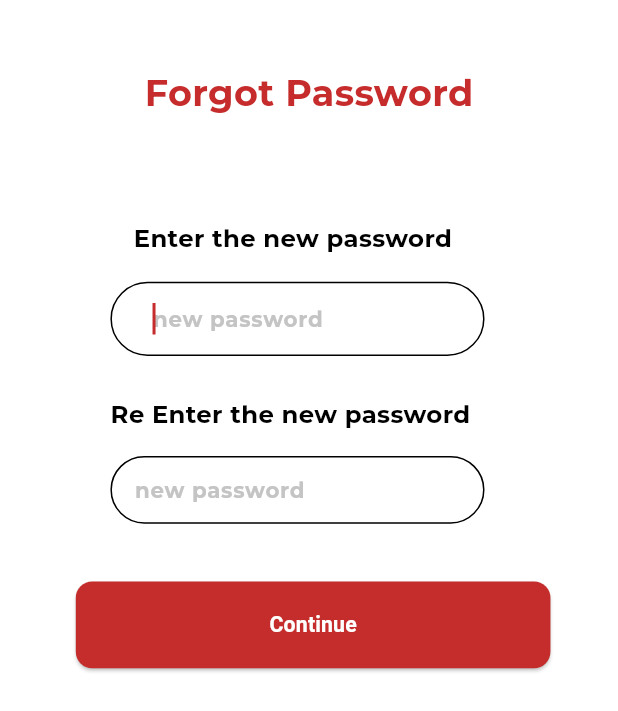
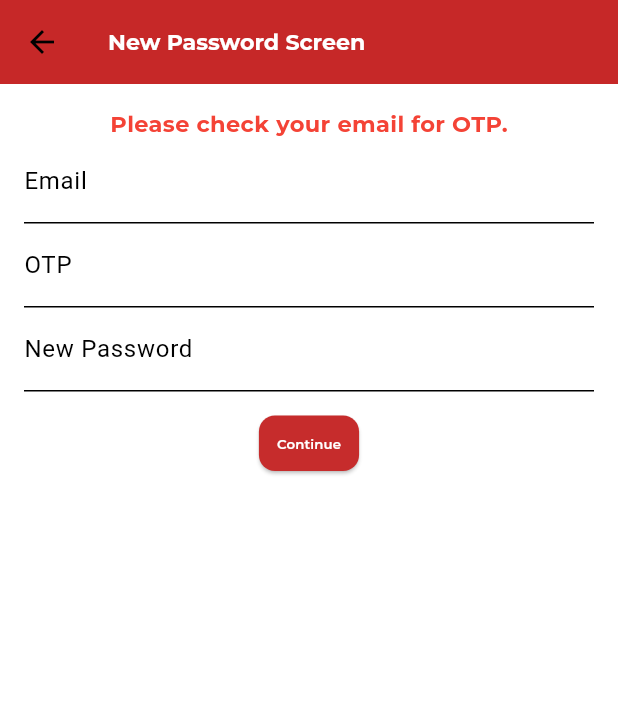
Before and after one commit to Prahlad77044/BloodCare, a Flutter app: the NewPasswordScreen screen opened by its route, on a phone screen of 412 x 824 dp. Shown: the top 711 px of the screen. Run offline on Flutter 3.47's test engine with Material 3 defaults, Android fonts, the phone set to English and light mode, and no system bars; our stand-ins replace cached_network_image, flutter_secure_storage, flutter_svg, font_awesome_flutter, geolocator, google_maps_flutter and 3 more; missing offline and left inert: google_maps_widget; accounts and stored records are empty; network calls fail; project files that could hold a hidden picture were left out.

Commit message:
reward left

```diff
--- a/lib/presentation/forgot_password_screen/forgot_password_screen.dart
+++ b/lib/presentation/forgot_password_screen/forgot_password_screen.dart
@@ -1,11 +1,33 @@
 import 'package:bdc/core/app_export.dart';
 import 'package:bdc/widgets/custom_elevated_button.dart';
 import 'package:flutter/material.dart';
+import 'package:http/http.dart' as http;
 
 class ForgotPasswordScreen extends StatelessWidget {
   ForgotPasswordScreen({Key? key}) : super(key: key);
   final TextEditingController ourcontroller = TextEditingController();
+  Future<void> sendResetEmail(BuildContext context) async {
+    final String email = ourcontroller.text.trim();
 
+    try {
+      final response = await http.post(
+        Uri.parse('http://192.168.1.4:4444/api/user/send-reset-password-otp/'),
+        body: {'email': email},
+      );
+
+      if (response.statusCode == 200) {
+        Navigator.pushNamed(context, '/new_password_screen');
+      } else {
+        ScaffoldMessenger.of(context).showSnackBar(
+          SnackBar(content: Text('Failed to send reset email')),
+        );
+      }
+    } catch (e) {
+      ScaffoldMessenger.of(context).showSnackBar(
+        SnackBar(content: Text('Error: $e')),
+      );
+    }
+  }
 
   @override
   Widget build(BuildContext context) {
@@ -21,33 +43,31 @@ class ForgotPasswordScreen extends StatelessWidget {
                         EdgeInsets.symmetric(horizontal: 38.h, vertical: 51.v),
                     decoration: AppDecoration.fillOnPrimary,
                     child: Column(children: [
-                      Text("Forgot Password",
-                          style: CustomTextStyles.headlineSmallPrimary,
+                      Text(
+                        "Forgot Password",
+                        style: CustomTextStyles.headlineSmallPrimary,
                       ),
                       SizedBox(height: 70.v),
                       Container(
                           width: 242.h,
                           margin: EdgeInsets.only(left: 35.h, right: 21.h),
                           child: Text(
-                              "We have sent you email with  the verification code. \n\n\nEnter the code below",
+                              "Please enter you email associated with the account.",
                               maxLines: 5,
                               overflow: TextOverflow.ellipsis,
                               style: CustomTextStyles.titleMediumBlack900)),
                       SizedBox(height: 15.v),
                       Padding(
-                        padding: const EdgeInsets.only(left: 20.0,right: 20),
+                        padding: const EdgeInsets.only(left: 20.0, right: 20),
                         child: TextField(
                           controller: ourcontroller,
                           decoration: InputDecoration(
                             enabledBorder: OutlineInputBorder(
-                              borderRadius: BorderRadius.all(Radius.circular(20)),
-                              borderSide: BorderSide(
-                                color: Colors.black,
-                                width: 2
-                              )
-                            ),
+                                borderRadius:
+                                    BorderRadius.all(Radius.circular(20)),
+                                borderSide:
+                                    BorderSide(color: Colors.black, width: 2)),
                           ),
-
                         ),
                       ),
                       SizedBox(height: 71.v),
@@ -59,14 +79,10 @@ class ForgotPasswordScreen extends StatelessWidget {
                           buttonTextStyle:
                               CustomTextStyles.titleSmallRobotoOnPrimary_1,
                           onPressed: () {
-                            onTapContinue(context);
+                            sendResetEmail(context);
                           }),
-
                     ])))));
   }
 
   /// Navigates to the newPasswordScreen when the action is triggered.
-  onTapContinue(BuildContext context) {
-    Navigator.pushNamed(context, AppRoutes.newPasswordScreen);
-  }
 }
--- a/lib/presentation/new_password_screen/new_password_screen.dart
+++ b/lib/presentation/new_password_screen/new_password_screen.dart
@@ -1,104 +1,126 @@
-import 'package:bdc/core/app_export.dart';
-import 'package:bdc/widgets/custom_elevated_button.dart';
-import 'package:bdc/widgets/custom_text_form_field.dart';
+import 'dart:convert';
+
 import 'package:flutter/material.dart';
-import 'package:bdc/presentation/succesful_acc_recover_dialog/succesful_acc_recover_dialog.dart';
+import 'package:uni_links/uni_links.dart';
+import 'package:http/http.dart' as http;
 
-// ignore_for_file: must_be_immutable
-class NewPasswordScreen extends StatelessWidget {
-  NewPasswordScreen({Key? key}) : super(key: key);
+class NewPasswordScreen extends StatefulWidget {
+  const NewPasswordScreen({Key? key}) : super(key: key);
 
-  TextEditingController newpasswordController = TextEditingController();
+  @override
+  _NewPasswordScreenState createState() => _NewPasswordScreenState();
+}
 
-  TextEditingController newpasswordController1 = TextEditingController();
+class _NewPasswordScreenState extends State<NewPasswordScreen> {
+  TextEditingController newPasswordController = TextEditingController();
+  TextEditingController emailController = TextEditingController();
+  TextEditingController OTPController = TextEditingController();
 
-  GlobalKey<FormState> _formKey = GlobalKey<FormState>();
+  GlobalKey<FormState> formKey = GlobalKey<FormState>();
+
+  @override
+  void initState() {
+    super.initState();
+  }
+
+  Future sendToBackend() async {
+    final response = await http.post(
+      Uri.parse(
+          'http://192.168.1.4:4444/api/user/reset-password-with-otp/'), // Replace this URL with your backend endpoint
+      headers: <String, String>{
+        'Content-Type': 'application/json',
+        // Add other headers if needed
+      },
+      body: jsonEncode(
+        {
+          'new_password': newPasswordController.text.toString(),
+          'email': emailController.text.toString(),
+          'otp': OTPController.text.toString()
+        },
+      ),
+    );
+    print('${response.body}');
+    if (response.statusCode == 200) {
+      showDialog(
+        context: context,
+        builder: (BuildContext context) {
+          return AlertDialog(
+            title: Text(
+              'Successful',
+              style: TextStyle(color: Colors.red, fontWeight: FontWeight.bold),
+            ),
+            content: Text('Your Password has been changed successfully.'),
+            actions: [
+              TextButton(
+                onPressed: () {
+                  Navigator.pushNamed(context, '/log_in_screen');
+                },
+                child: Text('OK'),
+              ),
+            ],
+          );
+        },
+      );
+    }
+    // Handle response from backend as needed
+  }
 
   @override
   Widget build(BuildContext context) {
-    mediaQueryData = MediaQuery.of(context);
-    return SafeArea(
-        child: Scaffold(
-            resizeToAvoidBottomInset: false,
-            body: Form(
-                key: _formKey,
-                child: SizedBox(
-                    width: double.maxFinite,
-                    child: Container(
-                        padding: EdgeInsets.symmetric(
-                            horizontal: 41.h, vertical: 44.v),
-                        decoration: AppDecoration.fillOnPrimary,
-                        child: Column(
-                            crossAxisAlignment: CrossAxisAlignment.start,
-                            children: [
-                              Align(
-                                  alignment: Alignment.center,
-                                  child: Text("Forgot Password",
-                                      style: CustomTextStyles
-                                          .headlineSmallPrimary)),
-                              SizedBox(height: 67.v),
-                              Padding(
-                                  padding: EdgeInsets.only(left: 40.h),
-                                  child: Text("Enter the new password",
-                                      style: CustomTextStyles
-                                          .titleMediumBlack900)),
-                              SizedBox(height: 17.v),
-                              Padding(
-                                  padding:
-                                      EdgeInsets.only(left: 26.h, right: 40.h),
-                                  child: CustomTextFormField(
-                                      controller: newpasswordController,
-                                      hintText: "new password",
-                                      textInputType:
-                                          TextInputType.visiblePassword,
-                                      obscureText: true,
-                                      contentPadding: EdgeInsets.symmetric(
-                                          horizontal: 22.h, vertical: 14.v),
-                                      borderDecoration: TextFormFieldStyleHelper
-                                          .outlineBlackTL25)),
-                              SizedBox(height: 27.v),
-                              Padding(
-                                  padding: EdgeInsets.only(left: 26.h),
-                                  child: Text("Re Enter the new password",
-                                      style: CustomTextStyles
-                                          .titleMediumBlack900)),
-                              SizedBox(height: 16.v),
-                              Padding(
-                                  padding:
-                                      EdgeInsets.only(left: 26.h, right: 40.h),
-                                  child: CustomTextFormField(
-                                      controller: newpasswordController1,
-                                      hintText: "new password",
-                                      textInputAction: TextInputAction.done,
-                                      textInputType:
-                                          TextInputType.visiblePassword,
-                                      obscureText: true,
-                                      borderDecoration: TextFormFieldStyleHelper
-                                          .outlineBlackTL25)),
-                              SizedBox(height: 38.v),
-                              CustomElevatedButton(
-                                  text: "Continue",
-                                  margin: EdgeInsets.only(left: 5.h),
-                                  buttonStyle:
-                                      CustomButtonStyles.fillSecondaryContainer,
-                                  buttonTextStyle: CustomTextStyles
-                                      .titleSmallRobotoOnPrimary_1,
-                                  onPressed: () {
-                                    onTapContinue(context);
-                                  }),
-                              SizedBox(height: 38.v)
-                            ]))))));
-  }
-
-  /// Displays a dialog with the [SuccesfulAccRecoverDialog] content.
-  onTapContinue(BuildContext context) {
-    showDialog(
-        context: context,
-        builder: (_) => AlertDialog(
-              content: SuccesfulAccRecoverDialog(),
-              backgroundColor: Colors.transparent,
-              contentPadding: EdgeInsets.zero,
-              insetPadding: const EdgeInsets.only(left: 0),
-            ));
+    return Scaffold(
+      appBar: AppBar(
+        title:
+            Text('New Password Screen', style: TextStyle(color: Colors.white)),
+        backgroundColor: Colors.red[800],
+      ),
+      body: Form(
+        key: formKey,
+        child: Padding(
+          padding: EdgeInsets.all(16.0),
+          child: Column(
+            crossAxisAlignment: CrossAxisAlignment.start,
+            children: [
+              Center(
+                child: Text(
+                  'Please check your email for OTP.',
+                  style: TextStyle(
+                      color: Colors.red,
+                      fontSize: 15,
+                      fontWeight: FontWeight.bold),
+                ),
+              ),
+              TextFormField(
+                controller: emailController,
+                decoration: InputDecoration(labelText: 'Email'),
+              ),
+              TextFormField(
+                controller: OTPController,
+                decoration: InputDecoration(labelText: 'OTP'),
+              ),
+              TextFormField(
+                controller: newPasswordController,
+                decoration: InputDecoration(labelText: 'New Password'),
+              ),
+              SizedBox(height: 16.0),
+              Center(
+                child: ElevatedButton(
+                  onPressed: () {
+                    // Handle button press
+                    sendToBackend();
+                  },
+                  child: Padding(
+                    padding: const EdgeInsets.all(12.0),
+                    child: Text(
+                      'Continue',
+                      style: TextStyle(color: Colors.white),
+                    ),
+                  ),
+                ),
+              ),
+            ],
+          ),
+        ),
+      ),
+    );
   }
 }
--- a/lib/routes/app_routes.dart
+++ b/lib/routes/app_routes.dart
@@ -111,6 +111,8 @@ class AppRoutes {
 
   static const String requestsScreen = '/requests_screen';
 
+  static const String resetPasswordPage = '/reset_screen';
+
   static const String docHomePageScreen = '/doc_home_page_screen';
 
   static const String historyScreen = '/history_screen';
--- a/pubspec.yaml
+++ b/pubspec.yaml
@@ -23,6 +23,8 @@ dependencies:
   geolocator: ^11.0.0
   http: ^1.1.0
   url_launcher: ^6.2.5
+  uni_links: ^0.5.1
+
 dev_dependencies:
   flutter_test:
     sdk: flutter
```
Also changed, not shown: lib/presentation/log_in_screen/log_in_screen.dart (+18 -8 lines), lib/presentation/maps/map.dart (+6 -1 lines), lib/presentation/requests_screen/reqverified.dart (+14 -0 lines), lib/presentation/upload_document_screen/upload_document_screen.dart (+8 -1 lines).
